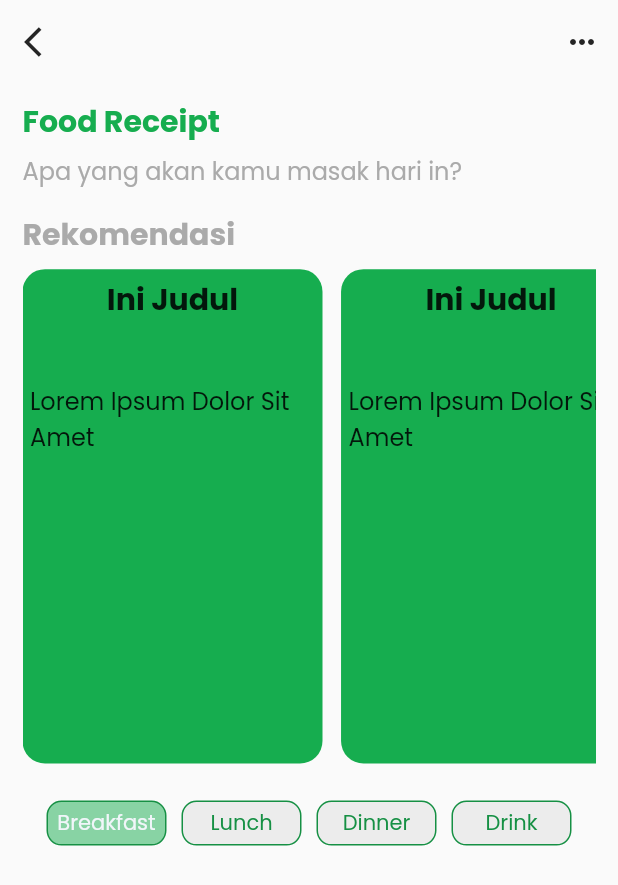
After one commit to bagussubagja/healthy-buddy-mobile-app, a Flutter app: the FoodReceiptMenuScreen screen opened by its route, on a phone screen of 412 x 824 dp. The commit adds this screen. Shown: the top 885 px of the screen. Run offline on Flutter 3.47's test engine with Material 2 defaults, Android fonts, the phone set to English and light mode, and no system bars; our stand-ins replace carousel_slider, flutter_svg, salomon_bottom_bar, sizer, toggle_switch; missing offline and left inert: appinio_animated_toggle_tab.

Commit message:
WIP : Food Receipt Menu Screen

```diff
--- a/lib/routes/routes.dart
+++ b/lib/routes/routes.dart
@@ -1,5 +1,6 @@
 import 'package:healthy_buddy_mobile_app/screens/authentication/login_screen.dart';
 import 'package:healthy_buddy_mobile_app/screens/authentication/register_screen.dart';
+import 'package:healthy_buddy_mobile_app/screens/main_features_screens/foodies/food_receipt_menu.dart';
 import 'package:healthy_buddy_mobile_app/screens/main_features_screens/foodies/foodies_main_screen.dart';
 import 'package:healthy_buddy_mobile_app/screens/home/body_page_screen.dart';
 import 'package:healthy_buddy_mobile_app/screens/home/home_page.dart';
@@ -10,6 +11,7 @@ class AppRoutes {
   static const String registerScreen = '/register';
   static const String homePageScreen = '/home';
   static const String foodiesScreen = '/foodies';
+  static const String foodReceiptMenu = '/foodReceiptMenu';
   static const String sportScreen = '/sport';
   static const String bodyScreen = '/';
 
@@ -18,7 +20,8 @@ class AppRoutes {
     registerScreen: (context) => RegisterScreen(),
     homePageScreen: (context) => HomePage(),
     bodyScreen: (context) => BodyPageScreen(),
-    foodiesScreen: (context) => FoodiesScreen(),
-    sportScreen: (context) => SportScreen()
+    foodiesScreen: (context) => const FoodiesScreen(),
+    sportScreen: (context) => const SportScreen(),
+    foodReceiptMenu: (context) => FoodReceiptMenuScreen()
   };
 }
--- /dev/null
+++ b/lib/screens/main_features_screens/foodies/food_receipt_menu.dart
@@ -0,0 +1,155 @@
+import 'package:appinio_animated_toggle_tab/appinio_animated_toggle_tab.dart';
+import 'package:flutter/material.dart';
+import 'package:healthy_buddy_mobile_app/screens/widgets/margin_height.dart';
+import 'package:healthy_buddy_mobile_app/screens/widgets/margin_width.dart';
+import 'package:healthy_buddy_mobile_app/shared/theme.dart';
+import 'package:sizer/sizer.dart';
+import 'package:toggle_switch/toggle_switch.dart';
+
+class FoodReceiptMenuScreen extends StatefulWidget {
+  FoodReceiptMenuScreen({super.key});
+
+  @override
+  State<FoodReceiptMenuScreen> createState() => _FoodReceiptMenuScreenState();
+}
+
+class _FoodReceiptMenuScreenState extends State<FoodReceiptMenuScreen> {
+  int _currentIndex = 0;
+  bool _isSelected = false;
+
+  final List<String> _foodCategory = ["Breakfast", "Lunch", "Dinner", "Drink"];
+  List<bool> _selectedToogle = [true, false, false, false];
+
+  @override
+  Widget build(BuildContext context) {
+    return Scaffold(
+      appBar: AppBar(
+        backgroundColor: Colors.transparent,
+        elevation: 0,
+        actions: [
+          IconButton(
+              onPressed: () {},
+              icon: Icon(
+                Icons.more_horiz_rounded,
+                color: blackColor,
+              ))
+        ],
+        leading: IconButton(
+            onPressed: () {},
+            icon: Icon(
+              Icons.arrow_back_ios,
+              color: blackColor,
+            )),
+      ),
+      body: SafeArea(
+          child: Padding(
+        padding: defaultPadding,
+        child: ListView(
+          children: [
+            Text(
+              'Food Receipt',
+              style: titleStyle.copyWith(color: greenColor),
+            ),
+            MarginHeight(height: 0.75.h),
+            Text(
+              'Apa yang akan kamu masak hari in?',
+              style: regularStyle.copyWith(color: greyTextColor),
+            ),
+            MarginHeight(height: 15),
+            Text(
+              'Rekomendasi',
+              style: titleStyle.copyWith(color: greyTextColor),
+            ),
+            MarginHeight(height: 1.h),
+            SizedBox(
+              height: 40.h,
+              child: ListView.separated(
+                  scrollDirection: Axis.horizontal,
+                  shrinkWrap: true,
+                  itemBuilder: (context, index) {
+                    return Container(
+                      width: 200,
+                      height: 100,
+                      padding: const EdgeInsets.all(5),
+                      decoration: BoxDecoration(
+                        color: greenColor,
+                        borderRadius: BorderRadius.circular(15),
+                      ),
+                      child: Column(
+                        children: [
+                          Text(
+                            'Ini Judul',
+                            style: titleStyle,
+                          ),
+                          MarginHeight(height: 5.h),
+                          Text(
+                            'Lorem Ipsum Dolor Sit Amet',
+                            style: regularStyle,
+                          )
+                        ],
+                      ),
+                    );
+                  },
+                  separatorBuilder: (context, index) {
+                    return MarginWidth(
+                      width: 3.w,
+                    );
+                  },
+                  itemCount: 10),
+            ),
+            MarginHeight(height: 3.h),
+            Center(
+              child: SizedBox(
+                height: 30,
+                child: ListView.separated(
+                    shrinkWrap: true,
+                    physics: const NeverScrollableScrollPhysics(),
+                    scrollDirection: Axis.horizontal,
+                    itemBuilder: (context, index) {
+                      return GestureDetector(
+                        onTap: () {
+                          setState(() {
+                            for (int i = 0; i < _selectedToogle.length; i++) {
+                              if (i == index) {
+                                _selectedToogle[i] = true;
+                              } else {
+                                _selectedToogle[i] = false;
+                              }
+                            }
+                          });
+                          print(index);
+                        },
+                        child: Container(
+                          alignment: Alignment.center,
+                          padding: const EdgeInsets.all(2),
+                          height: 30,
+                          width: 80,
+                          decoration: BoxDecoration(
+                              color: _selectedToogle[index]
+                                  ? greenColor.withOpacity(0.5)
+                                  : greyColor,
+                              borderRadius: BorderRadius.circular(10),
+                              border: Border.all(color: greenDarkerColor)),
+                          child: Text(
+                            _foodCategory[index],
+                            style: regularStyle.copyWith(
+                                color: _selectedToogle[index]
+                                    ? whiteColor
+                                    : greenDarkerColor,
+                                fontSize: 14),
+                          ),
+                        ),
+                      );
+                    },
+                    separatorBuilder: (context, index) {
+                      return MarginWidth(width: 10);
+                    },
+                    itemCount: 4),
+              ),
+            )
+          ],
+        ),
+      )),
+    );
+  }
+}
--- a/lib/screens/main_features_screens/foodies/foodies_main_screen.dart
+++ b/lib/screens/main_features_screens/foodies/foodies_main_screen.dart
@@ -3,6 +3,7 @@ import 'dart:async';
 import 'package:carousel_slider/carousel_slider.dart';
 import 'package:flutter/material.dart';
 import 'package:healthy_buddy_mobile_app/core/food_articles_notifier/food_articles_notifier.dart';
+import 'package:healthy_buddy_mobile_app/routes/routes.dart';
 import 'package:healthy_buddy_mobile_app/screens/widgets/margin_height.dart';
 import 'package:healthy_buddy_mobile_app/screens/widgets/margin_width.dart';
 import 'package:healthy_buddy_mobile_app/shared/theme.dart';
@@ -88,7 +89,7 @@ class _FoodiesScreenState extends State<FoodiesScreen> {
                     MarginHeight(height: 1.h),
                     _carouselSection(),
                     MarginHeight(height: 3.h),
-                    _foodiesCategory(),
+                    _foodiesCategory(context),
                     MarginHeight(height: 2.h),
                     _tipOfTheDay()
                   ],
@@ -183,7 +184,7 @@ class _FoodiesScreenState extends State<FoodiesScreen> {
     );
   }
 
-  Widget _foodiesCategory() {
+  Widget _foodiesCategory(BuildContext context) {
     return SizedBox(
       height: 14.5.h,
       width: double.infinity,
@@ -201,7 +202,9 @@ class _FoodiesScreenState extends State<FoodiesScreen> {
               mainAxisSize: MainAxisSize.min,
               children: [
                 GestureDetector(
-                  onTap: () {},
+                  onTap: () {
+                    Navigator.pushNamed(context, AppRoutes.foodReceiptMenu);
+                  },
                   child: Container(
                     height: 7.h,
                     decoration: BoxDecoration(
--- a/lib/screens/main_features_screens/sport/sport_main_screen.dart
+++ b/lib/screens/main_features_screens/sport/sport_main_screen.dart
@@ -134,7 +134,7 @@ class _SportScreenState extends State<SportScreen> {
                         ),
                       ),
                     ),
-                    _currentIndex == 0 ? Text("Test") : Text('data'),
+                    _currentIndex == 0 ? const Text("Test") : const Text('data'),
                     // _tipOfTheDay()
                   ],
                 ),
@@ -177,6 +177,7 @@ class _SportScreenState extends State<SportScreen> {
                   child: Image.network(
                     item?.thumbnail[index] ?? _placeHolder,
                     fit: BoxFit.cover,
+
                   ),
                 ),
                 Container(
--- a/pubspec.yaml
+++ b/pubspec.yaml
@@ -42,6 +42,8 @@ dependencies:
   provider: ^6.0.4
   http: ^0.13.5
   appinio_animated_toggle_tab: ^1.0.2
+  cached_network_image: ^3.2.2
+  toggle_switch: ^2.0.1
 
 dev_dependencies:
   flutter_test:
```
Also changed, not shown: pubspec.lock.
